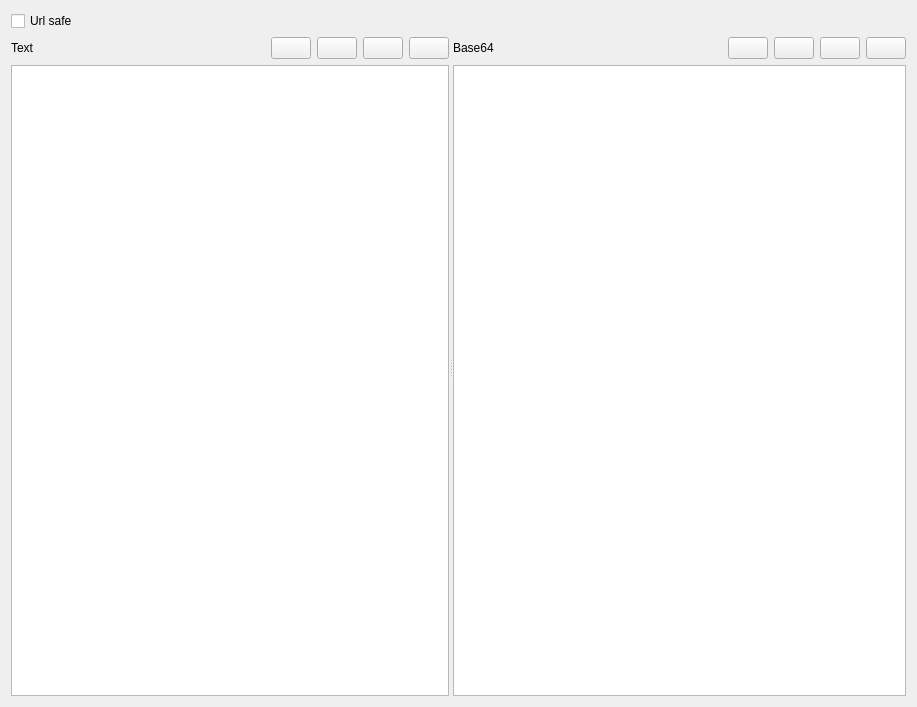
The window that src/widgets/base64coderdecoderwidget.ui (N1vn0vem8er/cutetoolbox) describes before a commit, drawn with Qt 5.
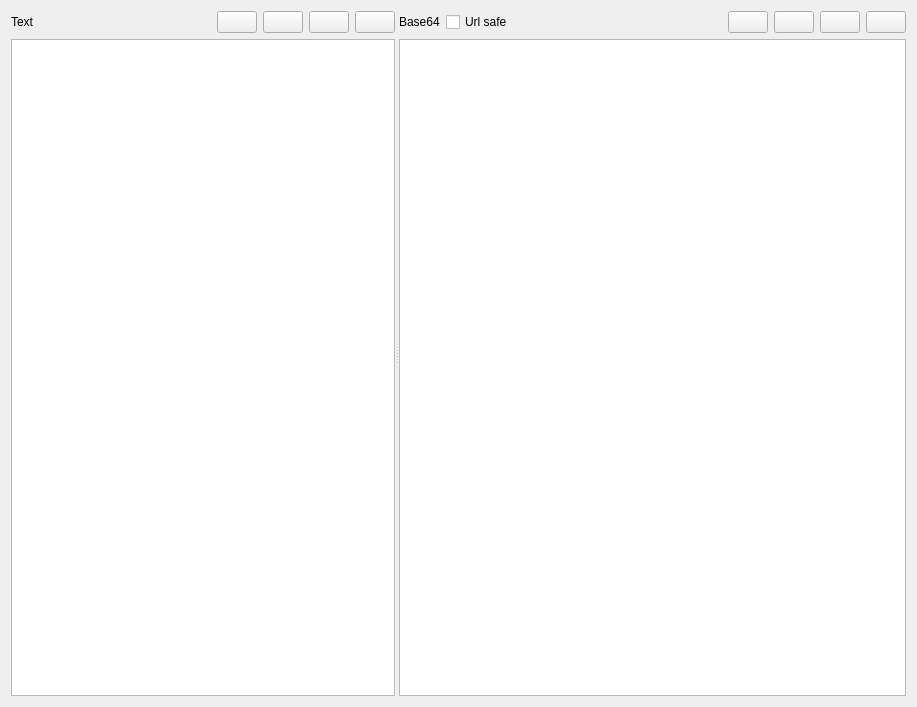
The same window after the commit. Icons and pictures are not drawn. Custom widgets are drawn as their Qt base class.

Commit message: Added open and save as to base64coderdecoderwidget

Diff of the .ui file:
```diff
--- a/src/widgets/base64coderdecoderwidget.ui
+++ b/src/widgets/base64coderdecoderwidget.ui
@@ -16,18 +16,7 @@
   <property name="locale">
    <locale language="English" country="UnitedStates"/>
   </property>
-  <layout class="QVBoxLayout" name="verticalLayout_3" stretch="0,1">
-   <item>
-    <layout class="QHBoxLayout" name="horizontalLayout_2">
-     <item>
-      <widget class="QCheckBox" name="urlSafeCheckBox">
-       <property name="text">
-        <string>Url safe</string>
-       </property>
-      </widget>
-     </item>
-    </layout>
-   </item>
+  <layout class="QVBoxLayout" name="verticalLayout_3" stretch="1">
    <item>
     <widget class="QSplitter" name="splitter">
      <property name="orientation">
@@ -127,6 +116,13 @@
            </property>
           </widget>
          </item>
+         <item>
+          <widget class="QCheckBox" name="urlSafeCheckBox">
+           <property name="text">
+            <string>Url safe</string>
+           </property>
+          </widget>
+         </item>
          <item>
           <spacer name="horizontalSpacer_2">
            <property name="orientation">
@@ -203,6 +199,13 @@
    </item>
   </layout>
  </widget>
+ <customwidgets>
+  <customwidget>
+   <class>CodeEditor</class>
+   <extends>QPlainTextEdit</extends>
+   <header>editor/codeeditor.h</header>
+  </customwidget>
+ </customwidgets>
  <resources/>
  <connections/>
 </ui>
```
Left out of the diff: 4 changed lines with no effect on the pictures. The commit also changes 2 other files.
